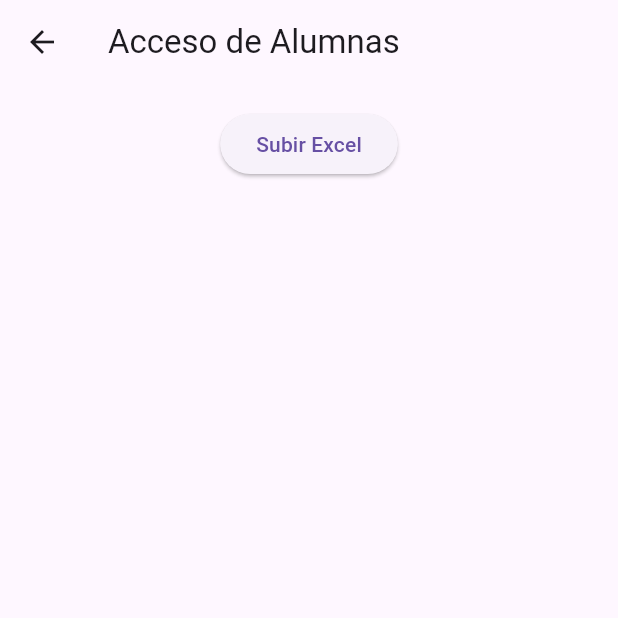
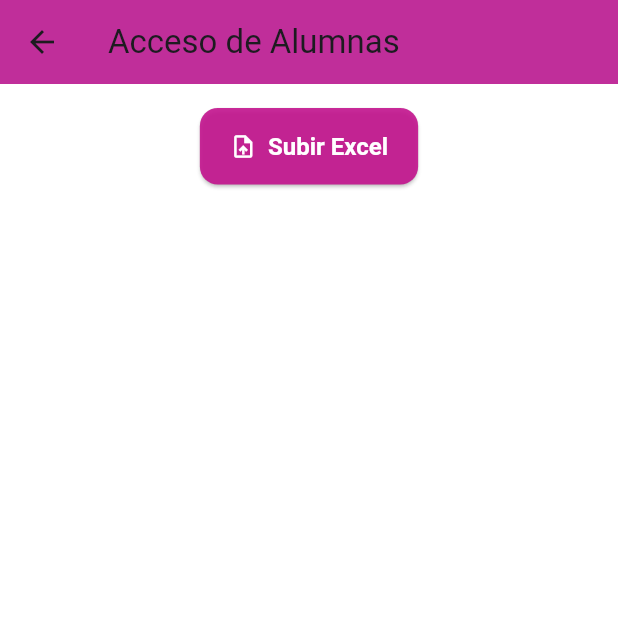
Before and after one commit to GodKraken030804/App_Beauty, a Flutter app: the OptionsView screen opened by its route, after a tap on "Acceso De Alumnas", on a phone screen of 412 x 824 dp, the top half of it. Run offline on Flutter 3.47's test engine with Material 3 defaults, Android fonts, the phone set to English and light mode, and no system bars; our stand-ins replace file_picker, google_fonts, shared_preferences; missing offline and left inert: excel; accounts and stored records are empty.

```diff
--- a/lib/main.dart
+++ b/lib/main.dart
@@ -3,6 +3,7 @@ import 'package:app_beauty/src/views/splash_view.dart';
 import 'package:app_beauty/src/views/home_view.dart';
 import 'package:app_beauty/src/views/Login_View.dart';
 import 'package:app_beauty/src/views/options_view.dart';
+import 'package:app_beauty/src/views/inventario_view.dart';
 
 void main() {
   runApp(const MyApp());
@@ -27,6 +28,8 @@ class MyApp extends StatelessWidget {
         '/login': (context) => LoginView(), // Ruta para Login
 
         '/options': (context) =>  OptionsView(), // Ruta para Opciones
+
+        '/inventario': (context) => ProductosExcelView(), // Ruta para Inventario (puedes cambiarla a la vista correspondiente)
       },
     );
   }
--- a/lib/src/views/Login_View.dart
+++ b/lib/src/views/Login_View.dart
@@ -40,15 +40,12 @@ class _LoginViewState extends State<LoginView> {
           await prefs.setString('token', user.token);
           await prefs.setString('email', user.email);
 
-          // Imprimir token (debug)
           print('Token recibido: ${user.token}');
 
-          // Mostrar mensaje de éxito
           ScaffoldMessenger.of(context).showSnackBar(
             const SnackBar(content: Text('Inicio de sesión exitoso')),
           );
 
-          // Navegar a la pantalla de opciones
           Navigator.pushReplacementNamed(context, '/options');
         } else {
           ScaffoldMessenger.of(context).showSnackBar(
--- a/lib/src/views/acceso_alumnas_view.dart
+++ b/lib/src/views/acceso_alumnas_view.dart
@@ -2,9 +2,10 @@ import 'package:flutter/material.dart';
 import 'package:file_picker/file_picker.dart';
 import 'package:excel/excel.dart';
 import 'package:shared_preferences/shared_preferences.dart';
+import 'package:flutter/foundation.dart';
 import 'dart:convert';
 import 'dart:typed_data';
-import 'dart:io'; // <- necesario para leer con File
+import 'dart:io' as io;
 import '../models/alumna_model.dart';
 
 class AccesoAlumnasView extends StatefulWidget {
@@ -47,10 +48,24 @@ class _AccesoAlumnasViewState extends State<AccesoAlumnasView> {
     );
 
     if (result != null) {
+      Uint8List? bytes;
+
+      if (kIsWeb) {
+        bytes = result.files.first.bytes;
+      } else {
         final path = result.files.first.path;
+        if (path != null) {
+          bytes = await io.File(path).readAsBytes();
+        }
+      }
 
-      if (path != null) {
-        final bytes = await File(path).readAsBytes();
+      if (bytes == null) {
+        ScaffoldMessenger.of(context).showSnackBar(
+          const SnackBar(content: Text('No se pudo leer el archivo seleccionado')),
+        );
+        return;
+      }
+
       final excel = Excel.decodeBytes(bytes);
       final Sheet? hoja = excel.tables[excel.tables.keys.first];
 
@@ -75,11 +90,6 @@ class _AccesoAlumnasViewState extends State<AccesoAlumnasView> {
         });
 
         await _guardarAlumnas(cargadas);
-        }
-      } else {
-        ScaffoldMessenger.of(context).showSnackBar(
-          const SnackBar(content: Text('No se pudo acceder al archivo seleccionado')),
-        );
       }
     }
   }
@@ -119,14 +129,34 @@ class _AccesoAlumnasViewState extends State<AccesoAlumnasView> {
 
   @override
   Widget build(BuildContext context) {
+    final mainColor = const Color.fromARGB(255, 195, 19, 142).withOpacity(0.9);
+
     return Scaffold(
-      appBar: AppBar(title: const Text('Acceso de Alumnas')),
+      backgroundColor: Colors.white,
+      appBar: AppBar(
+        title: const Text('Acceso de Alumnas'),
+        backgroundColor: mainColor,
+        elevation: 4,
+      ),
       body: Column(
         children: [
           const SizedBox(height: 16),
-          ElevatedButton(
+          Padding(
+            padding: const EdgeInsets.symmetric(horizontal: 20),
+            child: ElevatedButton.icon(
               onPressed: _importarExcel,
-            child: const Text('Subir Excel'),
+              icon: const Icon(Icons.upload_file),
+              label: const Text('Subir Excel'),
+              style: ElevatedButton.styleFrom(
+                backgroundColor: mainColor,
+                foregroundColor: Colors.white,
+                padding: const EdgeInsets.symmetric(vertical: 16, horizontal: 20),
+                shape: RoundedRectangleBorder(
+                  borderRadius: BorderRadius.circular(12),
+                ),
+                textStyle: const TextStyle(fontSize: 16, fontWeight: FontWeight.bold),
+              ),
+            ),
           ),
           const SizedBox(height: 10),
           Expanded(
@@ -137,12 +167,17 @@ class _AccesoAlumnasViewState extends State<AccesoAlumnasView> {
                 final alumna = alumnas[index];
                 return GestureDetector(
                   onTap: () => _mostrarDialogoLlegada(index),
-                  child: Container(
-                    margin: const EdgeInsets.symmetric(vertical: 8),
+                  child: AnimatedContainer(
+                    duration: const Duration(milliseconds: 300),
+                    margin: const EdgeInsets.symmetric(vertical: 8, horizontal: 8),
                     padding: const EdgeInsets.symmetric(horizontal: 16, vertical: 12),
                     decoration: BoxDecoration(
-                      color: alumna.llego ? Colors.green[100] : Colors.red[100],
-                      borderRadius: BorderRadius.circular(25),
+                      color: alumna.llego == null
+                          ? Colors.grey[100]
+                          : alumna.llego!
+                              ? Colors.green[100]
+                              : Colors.red[100],
+                      borderRadius: BorderRadius.circular(20),
                       boxShadow: const [
                         BoxShadow(
                           color: Colors.black12,
--- a/lib/src/views/options_view.dart
+++ b/lib/src/views/options_view.dart
@@ -1,6 +1,7 @@
 import 'package:flutter/material.dart';
 import 'package:google_fonts/google_fonts.dart';
 import 'package:app_beauty/src/views/acceso_alumnas_view.dart';
+import 'package:app_beauty/src/views/inventario_view.dart';
 
 class OptionsView extends StatelessWidget {
   final Color gradientStart = const Color(0xFFF26AB6);
@@ -24,24 +25,7 @@ class OptionsView extends StatelessWidget {
             ),
           ),
 
-          // Línea decorativa curvada (imitando la separación visual de la maqueta)
-          Container(
-            height: 20,
-            decoration: const BoxDecoration(
-              color: Colors.white,
-              borderRadius: BorderRadius.only(
-                topLeft: Radius.circular(40),
-                topRight: Radius.circular(40),
-              ),
-              boxShadow: [
-                BoxShadow(
-                  color: Colors.black12,
-                  offset: Offset(0, 2),
-                  blurRadius: 4,
-                ),
-              ],
-            ),
-          ),
+
 
           // Cuatro botones
           Expanded(
@@ -72,13 +56,15 @@ class OptionsView extends StatelessWidget {
                   label: 'Ventas',
                   onTap: () {
                     // Navegar a vista de ventas
+
                   },
                 ),
                 MenuButton(
                   imageAsset: 'assets/images/inventario.png',
                   label: 'Inventario',
                   onTap: () {
-                    // Navegar a vista de inventario
+                    Navigator.push(context, MaterialPageRoute(builder:
+                    (context) => const ProductosExcelView(),));
                   },
                 ),
               ],
```
Also changed, not shown: lib/src/views/inventario_view.dart (added, +110 -0 lines), lib/src/views/splash_view.dart (+15 -9 lines). Lines whose indentation alone changed are shown as unchanged.
